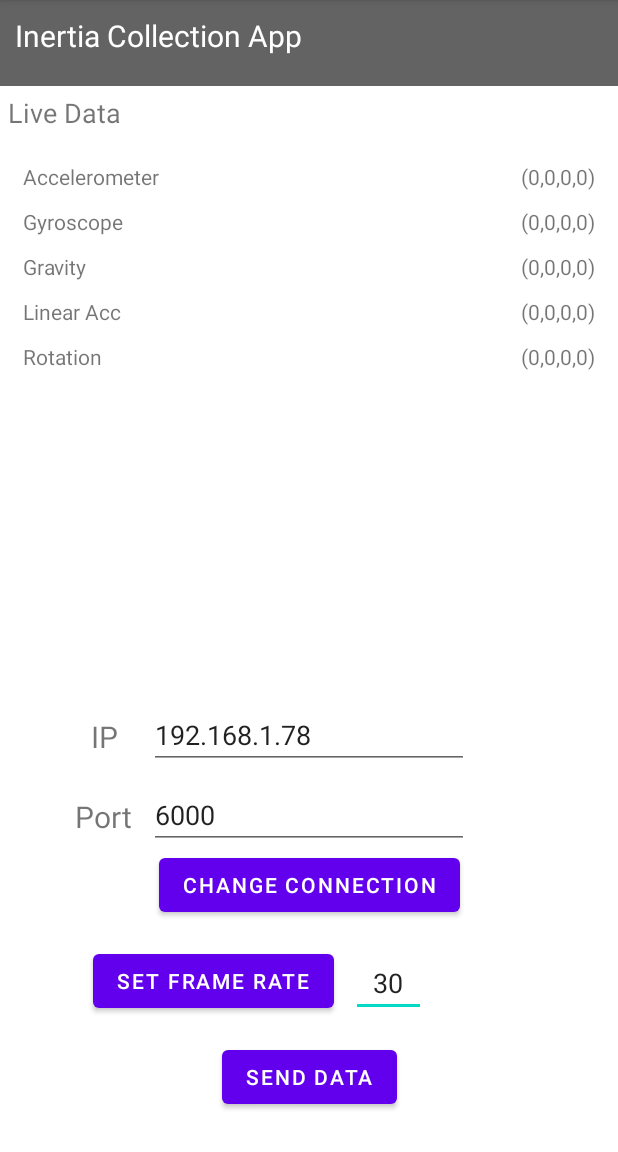
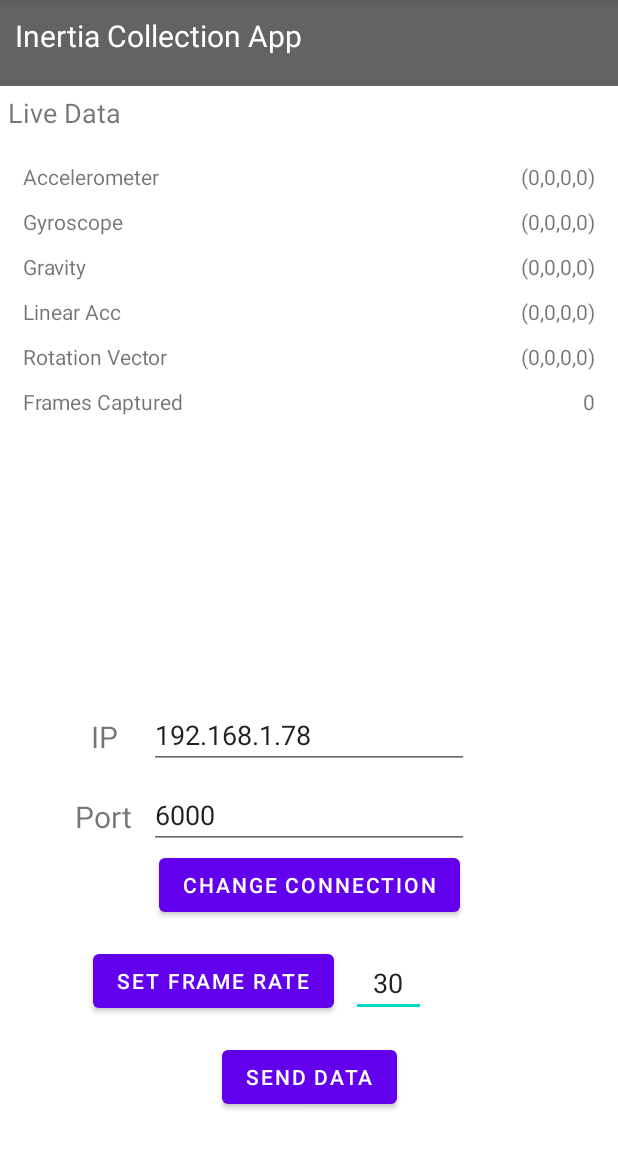
Before and after one commit to Niall010/InertiaPhoneApp, an Android app: the screen it shows after launch (MainActivity), on a phone screen of 412 x 824 dp, the part 84-1236 px from its top. Run offline under Robolectric (Android 15) with nearby library versions, the phone set to English and light mode, and no system bars; 1 statement that could not run was skipped.

Commit message:
added frame count

```diff
--- a/app/src/main/java/com/example/inertiaphoneapp/MainActivity.java
+++ b/app/src/main/java/com/example/inertiaphoneapp/MainActivity.java
@@ -10,17 +10,15 @@ import android.hardware.SensorEventListener;
 import android.hardware.SensorManager;
 import android.hardware.camera2.CameraAccessException;
 import android.hardware.camera2.CameraManager;
-import android.hardware.lights.LightsManager;
 import android.os.AsyncTask;
 import android.os.Build;
 import android.os.Bundle;
-import android.util.Log;
 import android.view.View;
 import android.widget.Button;
-import android.widget.Switch;
 import android.widget.TextView;
 
 import java.io.IOException;
+import java.io.OutputStream;
 import java.io.PrintWriter;
 import java.math.BigDecimal;
 import java.net.Socket;
@@ -59,6 +57,7 @@ public class MainActivity extends AppCompatActivity implements SensorEventListen
     private TextView ipAddressText;
     private TextView portText;
     private Button connectionButton;
+    private TextView framesText;
 
     private InertiaData inertiaData;
 
@@ -92,6 +91,7 @@ public class MainActivity extends AppCompatActivity implements SensorEventListen
         ipAddressText = findViewById(R.id.ipAddressText);
         portText = findViewById(R.id.portText);
         connectionButton = findViewById(R.id.connectionButton);
+        framesText = findViewById(R.id.framesText);
 
         //Initialise Sensors
         sensorManager = (SensorManager) getSystemService(Context.SENSOR_SERVICE);
@@ -158,8 +158,6 @@ public class MainActivity extends AppCompatActivity implements SensorEventListen
                 port = Integer.parseInt(portText.getText().toString());
             }
         });
-
-
     }
 
 
@@ -203,6 +201,7 @@ public class MainActivity extends AppCompatActivity implements SensorEventListen
                 BackgroundTask b1 = new BackgroundTask();
                 b1.execute("frame " +  frame + " " + inertiaData.convertToString(inertiaData));
                 frame++;
+                framesText.setText(String.valueOf(frame));
             }
             try {
                 cameraManager.setTorchMode(cameraID, false);
@@ -228,6 +227,9 @@ public class MainActivity extends AppCompatActivity implements SensorEventListen
     class BackgroundTask extends AsyncTask<String,Void,Void>
     {
         Socket s;
+        OutputStream os;
+
+
         PrintWriter writer;
 
         @Override
@@ -235,10 +237,25 @@ public class MainActivity extends AppCompatActivity implements SensorEventListen
             try {
                 String message = voids[0];
                 s = new Socket(ipAddress, port);
+              //  os = s.getOutputStream();
                 writer = new PrintWriter(s.getOutputStream());
                 writer.write(String.valueOf(message));
                 writer.flush();
                 writer.close();
+
+/*
+                // Sending to c# sockets
+                byte[] toSendBytes = message.getBytes();
+                int toSendLen = toSendBytes.length;
+                byte[] toSendLenBytes = new byte[4];
+                toSendLenBytes[0] = (byte)(toSendLen & 0xff);
+                toSendLenBytes[1] = (byte)((toSendLen >> 8) & 0xff);
+                toSendLenBytes[2] = (byte)((toSendLen >> 16) & 0xff);
+                toSendLenBytes[3] = (byte)((toSendLen >> 24) & 0xff);
+                os.write(toSendLenBytes);
+                os.write(toSendBytes);
+*/
+
                 s.close();
             }
             catch(IOException e)
@@ -247,6 +264,11 @@ public class MainActivity extends AppCompatActivity implements SensorEventListen
             }
             return null;
         }
+
+
+
+
+
     }
 
     class InertiaData
--- a/app/src/main/res/layout/activity_main.xml
+++ b/app/src/main/res/layout/activity_main.xml
@@ -55,98 +55,118 @@
             android:padding="10dp"
             app:layout_constraintBottom_toBottomOf="parent"
             app:layout_constraintEnd_toEndOf="parent"
+            app:layout_constraintHorizontal_bias="1.0"
             app:layout_constraintStart_toStartOf="parent"
-            app:layout_constraintTop_toBottomOf="@+id/textView3">
+            app:layout_constraintTop_toBottomOf="@+id/textView3"
+            app:layout_constraintVertical_bias="0.0">
+
+            <TextView
+                android:id="@+id/framesLabel"
+                android:layout_width="wrap_content"
+                android:layout_height="wrap_content"
+                android:padding="5dp"
+                android:text="Frames Captured"
+                app:layout_constraintStart_toStartOf="parent"
+                app:layout_constraintTop_toBottomOf="@+id/rotationVectorLabel" />
+
+            <TextView
+                android:id="@+id/framesText"
+                android:layout_width="wrap_content"
+                android:layout_height="wrap_content"
+                android:padding="5dp"
+                android:text="0"
+                app:layout_constraintEnd_toEndOf="parent"
+                app:layout_constraintTop_toBottomOf="@+id/rotationVectorText" />
 
             <TextView
                 android:id="@+id/accelerometerLabel"
                 android:layout_width="wrap_content"
                 android:layout_height="wrap_content"
+                android:padding="5dp"
                 android:text="Accelerometer"
-                app:layout_constraintTop_toTopOf="parent"
                 app:layout_constraintStart_toStartOf="parent"
-                android:padding="5dp"/>
+                app:layout_constraintTop_toTopOf="parent" />
 
             <TextView
                 android:id="@+id/accelerometerText"
                 android:layout_width="wrap_content"
                 android:layout_height="wrap_content"
+                android:padding="5dp"
                 android:text="(0,0,0,0)"
-                android:padding="5dp"
-                app:layout_constraintTop_toTopOf="parent"
-                app:layout_constraintEnd_toEndOf="parent"/>
+                app:layout_constraintEnd_toEndOf="parent"
+                app:layout_constraintTop_toTopOf="parent" />
 
             <TextView
                 android:id="@+id/gyroLabel"
                 android:layout_width="wrap_content"
                 android:layout_height="wrap_content"
+                android:padding="5dp"
                 android:text="Gyroscope"
-                app:layout_constraintTop_toBottomOf="@id/accelerometerLabel"
                 app:layout_constraintStart_toStartOf="parent"
-                android:padding="5dp"/>
+                app:layout_constraintTop_toBottomOf="@id/accelerometerLabel" />
 
             <TextView
                 android:id="@+id/gyroText"
                 android:layout_width="wrap_content"
                 android:layout_height="wrap_content"
+                android:padding="5dp"
                 android:text="(0,0,0,0)"
-                android:padding="5dp"
-                app:layout_constraintTop_toBottomOf="@id/accelerometerText"
-                app:layout_constraintEnd_toEndOf="parent"/>
+                app:layout_constraintEnd_toEndOf="parent"
+                app:layout_constraintTop_toBottomOf="@id/accelerometerText" />
 
             <TextView
                 android:id="@+id/gravityLabel"
                 android:layout_width="wrap_content"
                 android:layout_height="wrap_content"
+                android:padding="5dp"
                 android:text="Gravity"
-                app:layout_constraintTop_toBottomOf="@id/gyroLabel"
                 app:layout_constraintStart_toStartOf="parent"
-                android:padding="5dp"/>
+                app:layout_constraintTop_toBottomOf="@id/gyroLabel" />
 
             <TextView
                 android:id="@+id/gravityText"
                 android:layout_width="wrap_content"
                 android:layout_height="wrap_content"
+                android:padding="5dp"
                 android:text="(0,0,0,0)"
-                android:padding="5dp"
-                app:layout_constraintTop_toBottomOf="@id/gyroText"
-                app:layout_constraintEnd_toEndOf="parent"/>
+                app:layout_constraintEnd_toEndOf="parent"
+                app:layout_constraintTop_toBottomOf="@id/gyroText" />
 
             <TextView
                 android:id="@+id/linearAccelerationLabel"
                 android:layout_width="wrap_content"
                 android:layout_height="wrap_content"
+                android:padding="5dp"
                 android:text="Linear Acc"
-                app:layout_constraintTop_toBottomOf="@id/gravityLabel"
                 app:layout_constraintStart_toStartOf="parent"
-                android:padding="5dp"/>
+                app:layout_constraintTop_toBottomOf="@id/gravityLabel" />
 
             <TextView
                 android:id="@+id/linearAccelerationText"
                 android:layout_width="wrap_content"
                 android:layout_height="wrap_content"
+                android:padding="5dp"
                 android:text="(0,0,0,0)"
-                android:padding="5dp"
-                app:layout_constraintTop_toBottomOf="@id/gravityText"
-                app:layout_constraintEnd_toEndOf="parent"/>
+                app:layout_constraintEnd_toEndOf="parent"
+                app:layout_constraintTop_toBottomOf="@id/gravityText" />
 
             <TextView
                 android:id="@+id/rotationVectorLabel"
                 android:layout_width="wrap_content"
                 android:layout_height="wrap_content"
-                android:text="Rotation"
-                app:layout_constraintTop_toBottomOf="@id/linearAccelerationLabel"
+                android:padding="5dp"
+                android:text="Rotation Vector"
                 app:layout_constraintStart_toStartOf="parent"
-                android:padding="5dp"/>
+                app:layout_constraintTop_toBottomOf="@id/linearAccelerationLabel" />
 
             <TextView
                 android:id="@+id/rotationVectorText"
                 android:layout_width="wrap_content"
                 android:layout_height="wrap_content"
+                android:padding="5dp"
                 android:text="(0,0,0,0)"
-                android:padding="5dp"
-                app:layout_constraintTop_toBottomOf="@id/linearAccelerationText"
-                app:layout_constraintEnd_toEndOf="parent"/>
+                app:layout_constraintEnd_toEndOf="parent"
+                app:layout_constraintTop_toBottomOf="@id/linearAccelerationText" />
 
             <Button
                 android:id="@+id/sendDataButton"
```
